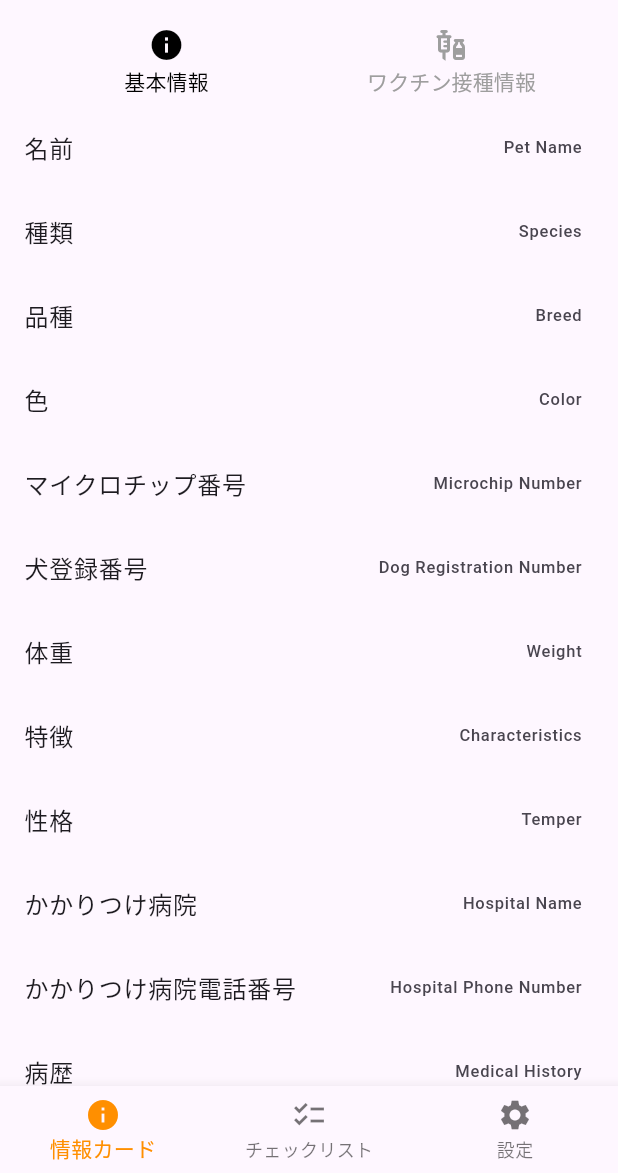
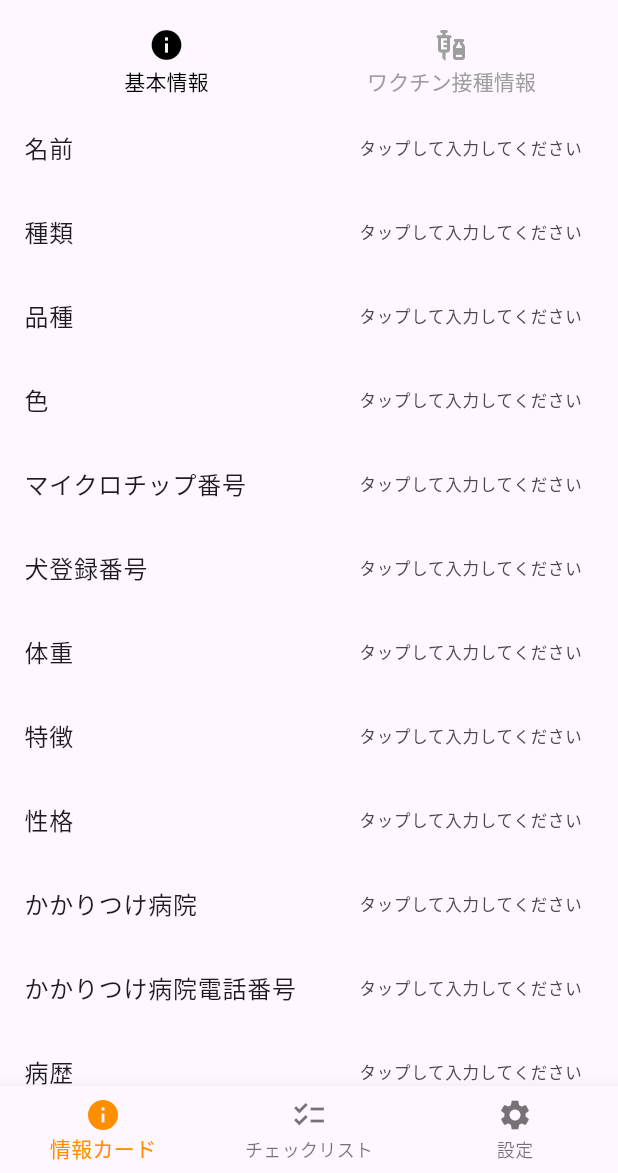
Before and after one commit to tied-inc/nose_touch_app, a Flutter app: the screen it shows after launch, on a phone screen of 412 x 824 dp, the part 63-1236 px from its top. Run offline on Flutter 3.47's test engine with Material 3 defaults, Android fonts, the phone set to English and light mode, and no system bars; our stand-ins replace drift, flutter_hooks, package_info_plus; accounts and stored records are empty; generated files the repository leaves out were written again.

Commit message:
update place holder

```diff
--- a/lib/infra/repo/pet.dart
+++ b/lib/infra/repo/pet.dart
@@ -40,19 +40,19 @@ class PetRepo implements IPetRepo {
   @override
   PetBasicInfo getDefaultPetInfo() {
     return PetBasicInfo(
-      name: 'Pet Name',
-      species: 'Species',
-      breed: 'Breed',
-      color: 'Color',
-      microchipNumber: 'Microchip Number',
-      dogRegistrationNumber: 'Dog Registration Number',
-      weight: 'Weight',
-      characteristics: 'Characteristics',
-      temper: 'Temper',
-      medicalHistory: 'Medical History',
-      medicalCondition: 'Medical Condition',
-      hospitalName: 'Hospital Name',
-      hospitalPhoneNumber: 'Hospital Phone Number',
+      name: '',
+      species: '',
+      breed: '',
+      color: '',
+      microchipNumber: '',
+      dogRegistrationNumber: '',
+      weight: '',
+      characteristics: '',
+      temper: '',
+      medicalHistory: '',
+      medicalCondition: '',
+      hospitalName: '',
+      hospitalPhoneNumber: '',
       createdAt: DateTime.now().millisecondsSinceEpoch,
       updatedAt: DateTime.now().millisecondsSinceEpoch,
     );
--- a/lib/presentations/information_card/widgets/basic_info.dart
+++ b/lib/presentations/information_card/widgets/basic_info.dart
@@ -34,7 +34,9 @@ class BasicInfoWidget extends HookWidget {
       children: [
         ListTile(
           title: const Text('名前'),
-          trailing: Text(data.value?.name ?? ''),
+          trailing: Text(data.value!.name.isNotEmpty
+              ? data.value?.name ?? ''
+              : 'タップして入力してください'),
           onTap: () {
             Navigator.of(context).push(MaterialPageRoute(
                 builder: (context) => TextForm(
@@ -49,12 +51,14 @@ class BasicInfoWidget extends HookWidget {
         ),
         ListTile(
           title: const Text('種類'),
-          trailing: Text(data.value?.species ?? ''),
+          trailing: Text(data.value!.species.isNotEmpty
+              ? data.value?.species ?? ''
+              : 'タップして入力してください'),
           onTap: () {
             Navigator.of(context).push(MaterialPageRoute(
                 builder: (context) => TextForm(
                       label: '種類',
-                      initialValue: data.value?.species ?? '',
+                      initialValue: data.value?.species ?? 'タップして入力してください',
                       onSave: (value) {
                         data.value = data.value!.copyWith(species: value);
                         service.upsertBasicInfo(data.value!);
@@ -64,12 +68,14 @@ class BasicInfoWidget extends HookWidget {
         ),
         ListTile(
           title: const Text('品種'),
-          trailing: Text(data.value?.breed ?? ''),
+          trailing: Text(data.value!.breed.isNotEmpty
+              ? data.value?.breed ?? ''
+              : 'タップして入力してください'),
           onTap: () {
             Navigator.of(context).push(MaterialPageRoute(
                 builder: (context) => TextForm(
                       label: '品種',
-                      initialValue: data.value?.breed ?? '',
+                      initialValue: data.value?.breed ?? 'タップして入力してください',
                       onSave: (value) {
                         data.value = data.value!.copyWith(breed: value);
                         service.upsertBasicInfo(data.value!);
@@ -79,12 +85,14 @@ class BasicInfoWidget extends HookWidget {
         ),
         ListTile(
           title: const Text('色'),
-          trailing: Text(data.value?.color ?? ''),
+          trailing: Text(data.value!.color.isNotEmpty
+              ? data.value?.color ?? ''
+              : 'タップして入力してください'),
           onTap: () {
             Navigator.of(context).push(MaterialPageRoute(
                 builder: (context) => TextForm(
                       label: '色',
-                      initialValue: data.value?.color ?? '',
+                      initialValue: data.value?.color ?? 'タップして入力してください',
                       onSave: (value) {
                         data.value = data.value!.copyWith(color: value);
                         service.upsertBasicInfo(data.value!);
@@ -94,12 +102,15 @@ class BasicInfoWidget extends HookWidget {
         ),
         ListTile(
           title: const Text('マイクロチップ番号'),
-          trailing: Text(data.value?.microchipNumber ?? ''),
+          trailing: Text(data.value!.microchipNumber.isNotEmpty
+              ? data.value?.microchipNumber ?? ''
+              : 'タップして入力してください'),
           onTap: () {
             Navigator.of(context).push(MaterialPageRoute(
                 builder: (context) => TextForm(
                       label: 'マイクロチップ番号',
-                      initialValue: data.value?.microchipNumber ?? '',
+                      initialValue:
+                          data.value?.microchipNumber ?? 'タップして入力してください',
                       onSave: (value) {
                         data.value =
                             data.value!.copyWith(microchipNumber: value);
@@ -110,12 +121,15 @@ class BasicInfoWidget extends HookWidget {
         ),
         ListTile(
           title: const Text('犬登録番号'),
-          trailing: Text(data.value?.dogRegistrationNumber ?? ''),
+          trailing: Text(data.value!.dogRegistrationNumber.isNotEmpty
+              ? data.value?.dogRegistrationNumber ?? ''
+              : 'タップして入力してください'),
           onTap: () {
             Navigator.of(context).push(MaterialPageRoute(
                 builder: (context) => TextForm(
                       label: '犬登録番号',
-                      initialValue: data.value?.dogRegistrationNumber ?? '',
+                      initialValue:
+                          data.value?.dogRegistrationNumber ?? 'タップして入力してください',
                       onSave: (value) {
                         data.value =
                             data.value!.copyWith(dogRegistrationNumber: value);
@@ -126,12 +140,14 @@ class BasicInfoWidget extends HookWidget {
         ),
         ListTile(
           title: const Text('体重'),
-          trailing: Text(data.value?.weight ?? ''),
+          trailing: Text(data.value!.weight.isNotEmpty
+              ? data.value?.weight ?? ''
+              : 'タップして入力してください'),
           onTap: () {
             Navigator.of(context).push(MaterialPageRoute(
                 builder: (context) => TextForm(
                       label: '体重',
-                      initialValue: data.value?.weight ?? '',
+                      initialValue: data.value?.weight ?? 'タップして入力してください',
                       onSave: (value) {
                         data.value = data.value!.copyWith(weight: value);
                         service.upsertBasicInfo(data.value!);
@@ -141,12 +157,15 @@ class BasicInfoWidget extends HookWidget {
         ),
         ListTile(
           title: const Text('特徴'),
-          trailing: Text(data.value?.characteristics ?? ''),
+          trailing: Text(data.value!.characteristics.isNotEmpty
+              ? data.value?.characteristics ?? ''
+              : 'タップして入力してください'),
           onTap: () {
             Navigator.of(context).push(MaterialPageRoute(
                 builder: (context) => TextForm(
                       label: '特徴',
-                      initialValue: data.value?.characteristics ?? '',
+                      initialValue:
+                          data.value?.characteristics ?? 'タップして入力してください',
                       onSave: (value) {
                         data.value =
                             data.value!.copyWith(characteristics: value);
@@ -157,12 +176,14 @@ class BasicInfoWidget extends HookWidget {
         ),
         ListTile(
           title: const Text('性格'),
-          trailing: Text(data.value?.temper ?? ''),
+          trailing: Text(data.value!.temper.isNotEmpty
+              ? data.value?.temper ?? ''
+              : 'タップして入力してください'),
           onTap: () {
             Navigator.of(context).push(MaterialPageRoute(
                 builder: (context) => TextForm(
                       label: '性格',
-                      initialValue: data.value?.temper ?? '',
+                      initialValue: data.value?.temper ?? 'タップして入力してください',
                       onSave: (value) {
                         data.value = data.value!.copyWith(temper: value);
                         service.upsertBasicInfo(data.value!);
@@ -172,12 +193,14 @@ class BasicInfoWidget extends HookWidget {
         ),
         ListTile(
           title: const Text('かかりつけ病院'),
-          trailing: Text(data.value?.hospitalName ?? ''),
+          trailing: Text(data.value!.hospitalName.isNotEmpty
+              ? data.value?.hospitalName ?? ''
+              : 'タップして入力してください'),
           onTap: () {
             Navigator.of(context).push(MaterialPageRoute(
                 builder: (context) => TextForm(
                       label: 'かかりつけ病院',
-                      initialValue: data.value?.hospitalName ?? '',
+                      initialValue: data.value?.hospitalName ?? 'タップして入力してください',
                       onSave: (value) {
                         data.value = data.value!.copyWith(hospitalName: value);
                         service.upsertBasicInfo(data.value!);
@@ -187,12 +210,15 @@ class BasicInfoWidget extends HookWidget {
         ),
         ListTile(
           title: const Text('かかりつけ病院電話番号'),
-          trailing: Text(data.value?.hospitalPhoneNumber ?? ''),
+          trailing: Text(data.value!.hospitalPhoneNumber.isNotEmpty
+              ? data.value?.hospitalPhoneNumber ?? ''
+              : 'タップして入力してください'),
           onTap: () {
             Navigator.of(context).push(MaterialPageRoute(
                 builder: (context) => TextForm(
                       label: 'かかりつけ病院電話番号',
-                      initialValue: data.value?.hospitalPhoneNumber ?? '',
+                      initialValue:
+                          data.value?.hospitalPhoneNumber ?? 'タップして入力してください',
                       onSave: (value) {
                         data.value =
                             data.value!.copyWith(hospitalPhoneNumber: value);
@@ -203,12 +229,15 @@ class BasicInfoWidget extends HookWidget {
         ),
         ListTile(
           title: const Text('病歴'),
-          trailing: Text(data.value?.medicalHistory ?? ''),
+          trailing: Text(data.value!.medicalHistory.isNotEmpty
+              ? data.value?.medicalHistory ?? ''
+              : 'タップして入力してください'),
           onTap: () {
             Navigator.of(context).push(MaterialPageRoute(
                 builder: (context) => TextForm(
                       label: '病歴',
-                      initialValue: data.value?.medicalHistory ?? '',
+                      initialValue:
+                          data.value?.medicalHistory ?? 'タップして入力してください',
                       onSave: (value) {
                         data.value =
                             data.value!.copyWith(medicalHistory: value);
@@ -219,12 +248,15 @@ class BasicInfoWidget extends HookWidget {
         ),
         ListTile(
           title: const Text('病状'),
-          trailing: Text(data.value?.medicalCondition ?? ''),
+          trailing: Text(data.value!.medicalCondition.isNotEmpty
+              ? data.value?.medicalCondition ?? ''
+              : 'タップして入力してください'),
           onTap: () {
             Navigator.of(context).push(MaterialPageRoute(
                 builder: (context) => TextForm(
                       label: '病状',
-                      initialValue: data.value?.medicalCondition ?? '',
+                      initialValue:
+                          data.value?.medicalCondition ?? 'タップして入力してください',
                       onSave: (value) {
                         data.value =
                             data.value!.copyWith(medicalCondition: value);
--- a/lib/presentations/information_card/widgets/form_views/text_form.dart
+++ b/lib/presentations/information_card/widgets/form_views/text_form.dart
@@ -23,9 +23,7 @@ class TextForm extends StatelessWidget {
               padding: const EdgeInsets.symmetric(horizontal: 8, vertical: 16),
               child: TextFormField(
                 decoration: InputDecoration(
-                  border: const UnderlineInputBorder(),
-                  labelText: label,
-                ),
+                    border: const UnderlineInputBorder(), labelText: label),
                 initialValue: initialValue,
                 onChanged: onSave,
               ),
```
